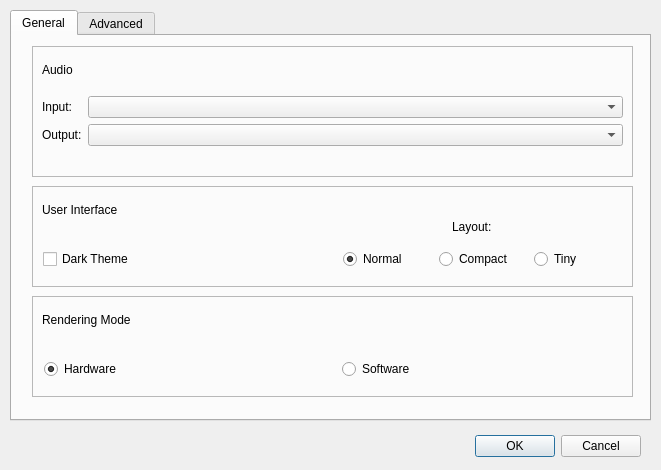
Above: options.ui from MRSalomao/LA-Editor before the change. Below: the same form after it.
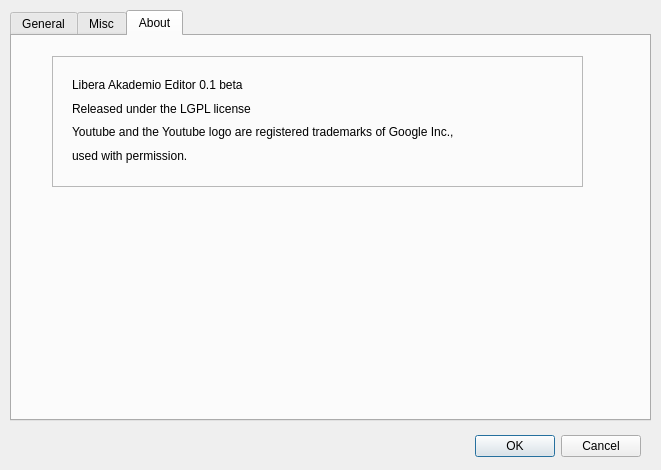
That is the form after the change. The open tabs and pages were chosen to show the change.

Diff of the .ui file:
```diff
--- a/options.ui
+++ b/options.ui
@@ -276,7 +276,7 @@
    </widget>
    <widget class="QWidget" name="tab2">
     <attribute name="title">
-     <string>Advanced</string>
+     <string>Misc</string>
     </attribute>
     <widget class="QFrame" name="frame_4">
      <property name="geometry">
@@ -337,6 +337,112 @@
       <property name="text">
        <string>System default</string>
       </property>
+     </widget>
+    </widget>
+    <widget class="QFrame" name="frame_6">
+     <property name="geometry">
+      <rect>
+       <x>20</x>
+       <y>130</y>
+       <width>601</width>
+       <height>101</height>
+      </rect>
+     </property>
+     <property name="frameShape">
+      <enum>QFrame::StyledPanel</enum>
+     </property>
+     <property name="frameShadow">
+      <enum>QFrame::Raised</enum>
+     </property>
+     <widget class="QLabel" name="label_12">
+      <property name="geometry">
+       <rect>
+        <x>10</x>
+        <y>10</y>
+        <width>141</width>
+        <height>27</height>
+       </rect>
+      </property>
+      <property name="text">
+       <string>Details</string>
+      </property>
+      <property name="alignment">
+       <set>Qt::AlignLeading|Qt::AlignLeft|Qt::AlignVCenter</set>
+      </property>
+     </widget>
+     <widget class="QCheckBox" name="checkBox_2">
+      <property name="geometry">
+       <rect>
+        <x>10</x>
+        <y>60</y>
+        <width>181</width>
+        <height>22</height>
+       </rect>
+      </property>
+      <property name="text">
+       <string>Disable ruler pointer</string>
+      </property>
+     </widget>
+    </widget>
+   </widget>
+   <widget class="QWidget" name="tab_2">
+    <attribute name="title">
+     <string>About</string>
+    </attribute>
+    <widget class="QFrame" name="frame_5">
+     <property name="geometry">
+      <rect>
+       <x>40</x>
+       <y>20</y>
+       <width>531</width>
+       <height>131</height>
+      </rect>
+     </property>
+     <property name="frameShape">
+      <enum>QFrame::StyledPanel</enum>
+     </property>
+     <property name="frameShadow">
+      <enum>QFrame::Raised</enum>
+     </property>
+     <widget class="QWidget" name="layoutWidget">
+      <property name="geometry">
+       <rect>
+        <x>20</x>
+        <y>20</y>
+        <width>495</width>
+        <height>88</height>
+       </rect>
+      </property>
+      <layout class="QVBoxLayout" name="verticalLayout">
+       <item>
+        <widget class="QLabel" name="label_8">
+         <property name="text">
+          <string>Libera Akademio Editor 0.1 beta </string>
+         </property>
+        </widget>
+       </item>
+       <item>
+        <widget class="QLabel" name="label_9">
+         <property name="text">
+          <string>Released under the LGPL license</string>
+         </property>
+        </widget>
+       </item>
+       <item>
+        <widget class="QLabel" name="label_10">
+         <property name="text">
+          <string>Youtube and the Youtube logo are registered trademarks of Google Inc., </string>
+         </property>
+        </widget>
+       </item>
+       <item>
+        <widget class="QLabel" name="label_11">
+         <property name="text">
+          <string>used with permission.</string>
+         </property>
+        </widget>
+       </item>
+      </layout>
      </widget>
     </widget>
    </widget>
```
Left out of the diff: 4 changed lines with no effect on the pictures.
